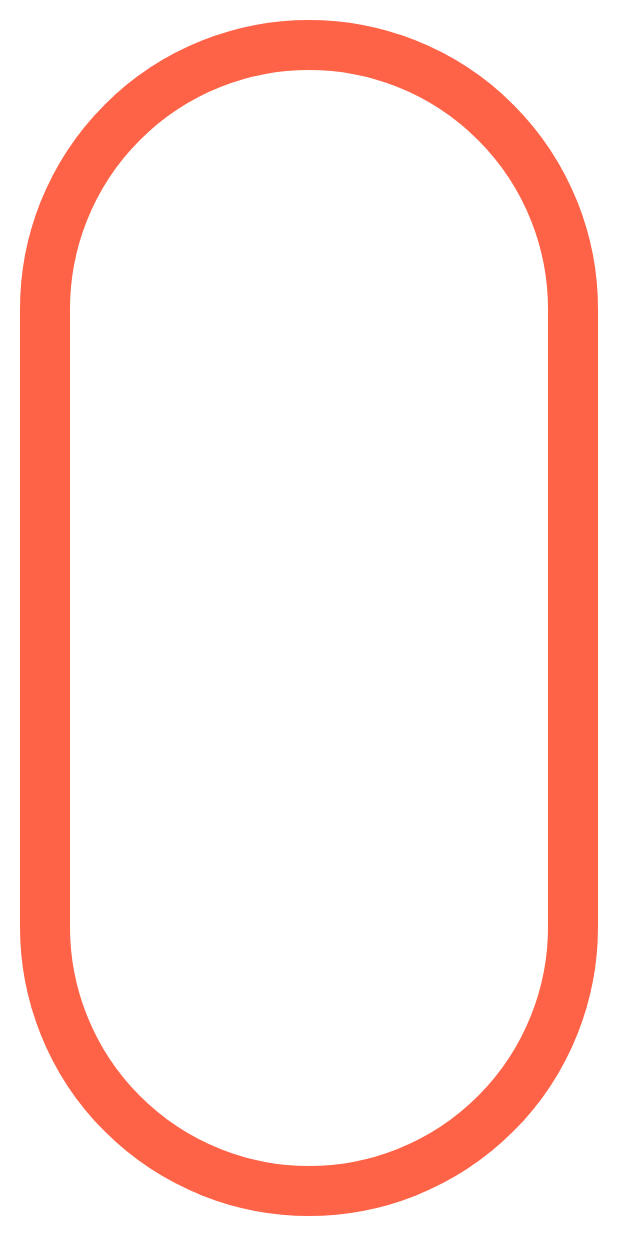
After one commit to wuxaye/DiyView, an Android app: the layout activity_track_view.xml on its own in the app's theme, with its tools: preview values and no code run, on a phone screen of 412 x 824 dp. The commit adds this screen. Run offline under Robolectric (Android 15) with nearby library versions, the phone set to English and light mode, and no system bars.

Commit message:
增加操场跑道View

```diff
--- a/app/build.gradle
+++ b/app/build.gradle
@@ -44,6 +44,7 @@ dependencies {
     implementation 'com.google.android.material:material:1.5.0'
     //implementation 'androidx.activity:activity:1.8.0'
     implementation 'androidx.constraintlayout:constraintlayout:2.1.4'
+
     testImplementation 'junit:junit:4.13.2'
     androidTestImplementation 'androidx.test.ext:junit:1.1.3'
     androidTestImplementation 'androidx.test.espresso:espresso-core:3.4.0'
--- a/app/src/main/AndroidManifest.xml
+++ b/app/src/main/AndroidManifest.xml
@@ -13,6 +13,9 @@
         android:supportsRtl="true"
         android:theme="@style/Theme.Diyview"
         tools:targetApi="31">
+        <activity
+            android:name=".ui.TrackViewActivity"
+            android:exported="false" />
         <activity
             android:name=".ui.AlphabetActivity"
             android:exported="false" />
--- /dev/null
+++ b/app/src/main/java/com/xaye/diyview/view/track/TrackView.java
@@ -0,0 +1,161 @@
+package com.xaye.diyview.view.track;
+
+import android.content.Context;
+import android.graphics.Bitmap;
+import android.graphics.BitmapFactory;
+import android.graphics.Canvas;
+import android.graphics.Color;
+import android.graphics.Paint;
+import android.graphics.Path;
+import android.graphics.PathMeasure;
+import android.graphics.PorterDuff;
+import android.graphics.PorterDuffXfermode;
+import android.graphics.Rect;
+import android.graphics.RectF;
+import android.util.AttributeSet;
+import android.view.View;
+
+import androidx.annotation.Nullable;
+
+import com.xaye.diyview.R;
+
+import java.util.ArrayList;
+import java.util.List;
+
+/**
+ * Author xaye
+ *
+ * @date: 2024/12/11
+ */
+public class TrackView extends View {
+    private static final float TOTAL_DISTANCE = 400f; // 跑道总长度 400 米
+
+    private Paint trackPaint;       // 跑道画笔
+    private Paint pathPaint;        // 运动路径画笔
+    private Paint userPaint;        // 用户头像画笔
+    private Path trackPath;         // 跑道路径
+    private RectF trackRectF;       // 跑道矩形边界
+    private float trackWidth = 50f; // 跑道宽度
+    private PathMeasure pathMeasure;// 用于测量路径长度
+
+    private List<User> users = new ArrayList<>(); // 存储所有用户
+
+    public TrackView(Context context) {
+        this(context, null);
+    }
+
+    public TrackView(Context context, @Nullable AttributeSet attrs) {
+        super(context, attrs);
+        init();
+    }
+
+    /**
+     * 初始化画笔和路径
+     */
+    private void init() {
+        trackPaint = new Paint(Paint.ANTI_ALIAS_FLAG);
+        trackPaint.setColor(Color.parseColor("#FF6347")); // 跑道颜色
+        trackPaint.setStyle(Paint.Style.STROKE);
+        trackPaint.setStrokeWidth(trackWidth);
+
+        pathPaint = new Paint(Paint.ANTI_ALIAS_FLAG);
+        pathPaint.setColor(Color.parseColor("#4CAF50")); // 用户运动路径颜色
+        pathPaint.setStyle(Paint.Style.STROKE);
+        pathPaint.setStrokeWidth(8f);
+
+        userPaint = new Paint(Paint.ANTI_ALIAS_FLAG);
+
+        trackPath = new Path();
+    }
+
+    @Override
+    protected void onSizeChanged(int w, int h, int oldw, int oldh) {
+        super.onSizeChanged(w, h, oldw, oldh);
+        float left = trackWidth / 2f + 20;
+        float top = trackWidth / 2f + 20;
+        float right = w - trackWidth / 2f - 20;
+        float bottom = h - trackWidth / 2f - 20;
+        trackRectF = new RectF(left, top, right, bottom);
+        trackPath.reset();
+        trackPath.addRoundRect(trackRectF, 300, 300, Path.Direction.CW);
+
+        pathMeasure = new PathMeasure(trackPath, false);
+    }
+
+    @Override
+    protected void onDraw(Canvas canvas) {
+        super.onDraw(canvas);
+
+        // 1. 绘制跑道
+        canvas.drawPath(trackPath, trackPaint);
+
+        // 2. 遍历所有用户，绘制路径和头像
+        for (User user : users) {
+            //drawUserPath(canvas, user);
+            drawUserAvatar(canvas, user);
+        }
+    }
+
+    /**
+     * 绘制用户的路径
+     */
+    private void drawUserPath(Canvas canvas, User user) {
+        user.path.reset();
+        float distanceOnPath = user.getCurrentDistance() / TOTAL_DISTANCE * pathMeasure.getLength();
+        pathMeasure.getSegment(0, distanceOnPath, user.path, true);
+        canvas.drawPath(user.path, pathPaint);
+    }
+
+    /**
+     * 绘制用户的头像
+     */
+    private void drawUserAvatar(Canvas canvas, User user) {
+        float[] pos = new float[2];
+        float[] tan = new float[2];
+        float distanceOnPath = user.getCurrentDistance() / TOTAL_DISTANCE * pathMeasure.getLength();
+        pathMeasure.getPosTan(distanceOnPath, pos, tan);
+
+        float radius = trackWidth * 0.4f;
+        canvas.drawBitmap(
+                user.avatar,
+                pos[0] - radius,
+                pos[1] - radius,
+                userPaint
+        );
+    }
+
+    /**
+     * 增加一个用户
+     */
+    public void addUser(Bitmap avatar, float initialSpeed, float acceleration) {
+        User user = new User();
+        user.avatar = createCircularBitmap(avatar, (int) (trackWidth * 0.8f));
+        user.setSpeed(initialSpeed);
+        user.setAcceleration(acceleration);
+        users.add(user);
+    }
+
+    /**
+     * 更新用户的运动状态
+     */
+    public void updateUserDistance() {
+        for (User user : users) {
+            user.updateDistance();
+        }
+        invalidate();
+    }
+
+    /**
+     * 将头像裁剪为圆形
+     */
+    private Bitmap createCircularBitmap(Bitmap bitmap, int size) {
+        Bitmap output = Bitmap.createBitmap(size, size, Bitmap.Config.ARGB_8888);
+        Canvas canvas = new Canvas(output);
+        Paint paint = new Paint(Paint.ANTI_ALIAS_FLAG);
+        Rect rect = new Rect(0, 0, size, size);
+        canvas.drawCircle(size / 2f, size / 2f, size / 2f, paint);
+        paint.setXfermode(new PorterDuffXfermode(PorterDuff.Mode.SRC_IN));
+        canvas.drawBitmap(bitmap, null, rect, paint);
+        return output;
+    }
+}
--- a/app/src/main/res/layout/activity_main.xml
+++ b/app/src/main/res/layout/activity_main.xml
@@ -50,5 +50,11 @@
         android:layout_height="wrap_content"
         android:text="字母表"/>
 
+    <Button
+        android:id="@+id/btn_track"
+        android:layout_width="match_parent"
+        android:layout_height="wrap_content"
+        android:text="跑道"/>
+
 
 </LinearLayout>
--- /dev/null
+++ b/app/src/main/res/layout/activity_track_view.xml
@@ -0,0 +1,19 @@
+<?xml version="1.0" encoding="utf-8"?>
+<androidx.constraintlayout.widget.ConstraintLayout xmlns:android="http://schemas.android.com/apk/res/android"
+    xmlns:app="http://schemas.android.com/apk/res-auto"
+    xmlns:tools="http://schemas.android.com/tools"
+    android:id="@+id/main"
+    android:layout_width="match_parent"
+    android:layout_height="match_parent"
+    tools:context=".ui.TrackViewActivity">
+
+    <com.xaye.diyview.view.track.TrackView
+        android:id="@+id/trackView"
+        android:layout_width="0dp"
+        android:layout_height="0dp"
+        app:layout_constraintTop_toTopOf="parent"
+        app:layout_constraintBottom_toBottomOf="parent"
+        app:layout_constraintStart_toStartOf="parent"
+        app:layout_constraintEnd_toEndOf="parent" />
+
+</androidx.constraintlayout.widget.ConstraintLayout>
```
Also changed, not shown: app/src/main/java/com/xaye/diyview/MainActivity.kt (+7 -1 lines), app/src/main/java/com/xaye/diyview/ui/TrackViewActivity.kt (added, +34 -0 lines), app/src/main/java/com/xaye/diyview/view/track/User.java (added, +53 -0 lines), app/src/main/res/drawable-xhdpi/user_avatar.png (added).
